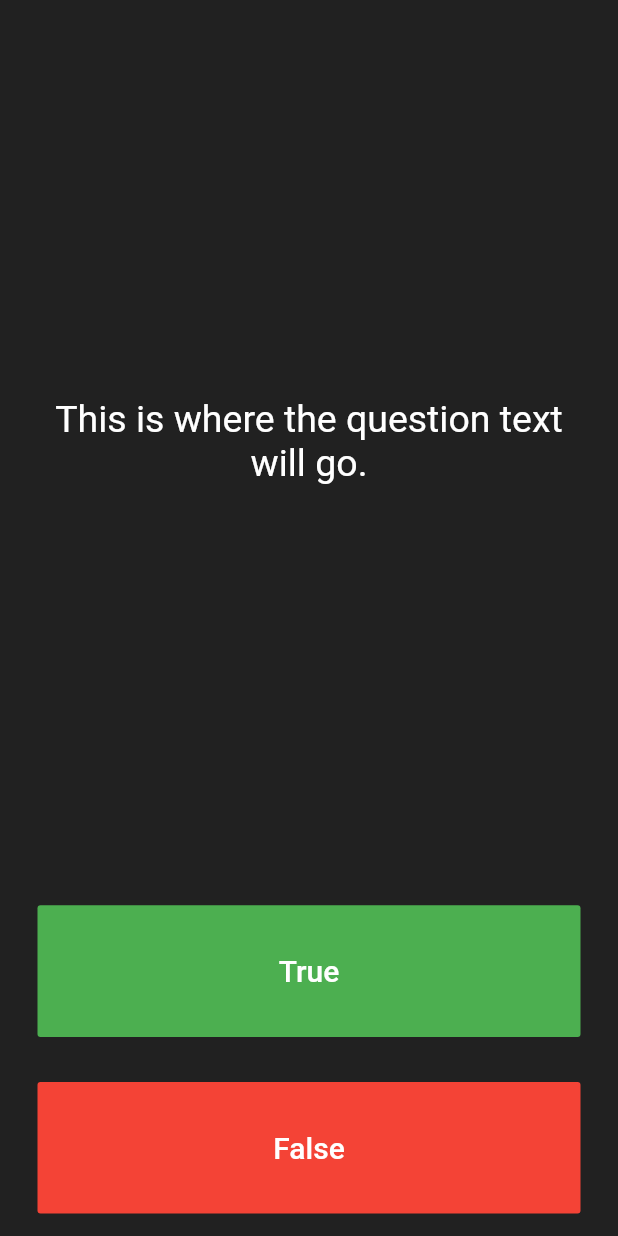
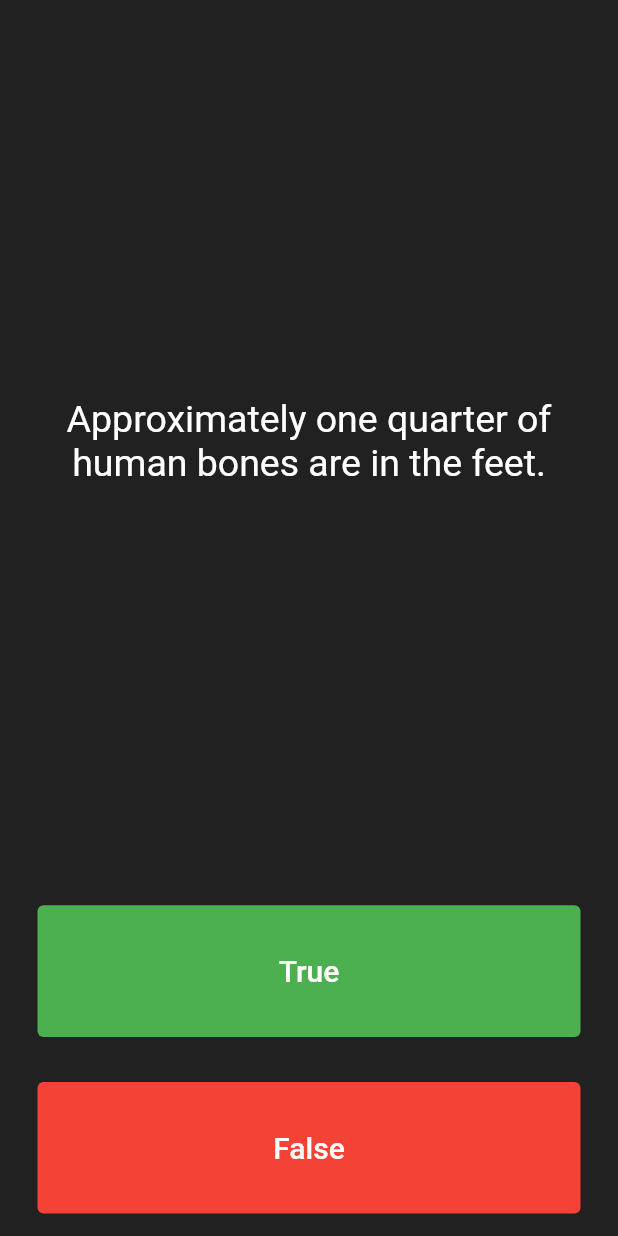
Before and after one commit to jakewarrenblack/learning-flutter-quizzler, a Flutter app: the screen it shows after launch, after a tap on "True", on a phone screen of 412 x 824 dp. Run offline on Flutter 3.47's test engine with Material 2 defaults, Android fonts, the phone set to English and light mode, and no system bars.

Commit message:
Add question advancing and answer checking functions

```diff
--- a/lib/main.dart
+++ b/lib/main.dart
@@ -1,3 +1,5 @@
+import 'dart:collection';
+
 import 'package:flutter/material.dart';
 
 void main() => runApp(Quizzler());
@@ -25,6 +27,24 @@ class QuizPage extends StatefulWidget {
 }
 
 class _QuizPageState extends State<QuizPage> {
+  //Dart has lists, works like an array
+  //Notice that widgets which accept multiple children actually accept Lists
+  List<Icon> scoreKeeper = [];
+
+  Map<String, bool> questions = {
+    'You can lead a cow down stairs but not up stairs.': false,
+    'Approximately one quarter of human bones are in the feet.': true,
+    'A slug\'s blood is green.': true
+  };
+
+  int questionNumber = 0;
+
+  void advanceQuestions() {
+    if (questionNumber < questions.length - 1) {
+      questionNumber++;
+    }
+  }
+
   @override
   Widget build(BuildContext context) {
     return Column(
@@ -37,7 +57,7 @@ class _QuizPageState extends State<QuizPage> {
             padding: EdgeInsets.all(10.0),
             child: Center(
               child: Text(
-                'This is where the question text will go.',
+                questions.keys.elementAt(questionNumber),
                 textAlign: TextAlign.center,
                 style: TextStyle(
                   fontSize: 25.0,
@@ -50,9 +70,12 @@ class _QuizPageState extends State<QuizPage> {
         Expanded(
           child: Padding(
             padding: EdgeInsets.all(15.0),
-            child: FlatButton(
-              textColor: Colors.white,
-              color: Colors.green,
+            child: TextButton(
+              style: ButtonStyle(
+                backgroundColor: MaterialStateProperty.all<Color>(
+                  Colors.green,
+                ),
+              ),
               child: Text(
                 'True',
                 style: TextStyle(
@@ -61,6 +84,17 @@ class _QuizPageState extends State<QuizPage> {
                 ),
               ),
               onPressed: () {
+                //needs this wrapper, as it will trigger a UI change
+                setState(() {
+                  bool _key = questions.values.elementAt(questionNumber);
+                  if (_key == true) {
+                    print('Correct');
+                  } else {
+                    print('Incorrect');
+                  }
+
+                  advanceQuestions();
+                });
                 //The user picked true.
               },
             ),
@@ -69,8 +103,12 @@ class _QuizPageState extends State<QuizPage> {
         Expanded(
           child: Padding(
             padding: EdgeInsets.all(15.0),
-            child: FlatButton(
-              color: Colors.red,
+            child: TextButton(
+              style: ButtonStyle(
+                backgroundColor: MaterialStateProperty.all<Color>(
+                  Colors.red,
+                ),
+              ),
               child: Text(
                 'False',
                 style: TextStyle(
@@ -79,12 +117,20 @@ class _QuizPageState extends State<QuizPage> {
                 ),
               ),
               onPressed: () {
+                setState(() {
+                  advanceQuestions();
+                });
                 //The user picked false.
               },
             ),
           ),
         ),
-        //TODO: Add a Row here as your score keeper
+        Row(
+          //'children' property wants a list of type <widget>, scoreKeeper **is** a list of type <icon>, which is a widget, so this works fine
+          //Note that we could choose not to specify a type, and just leave it as a plain 'dynamic' list
+          //Just safer to specify the type - means we can't go wrong, it won't let us
+          children: scoreKeeper,
+        ),
       ],
     );
   }
```
Also changed, not shown: 2 other files.
